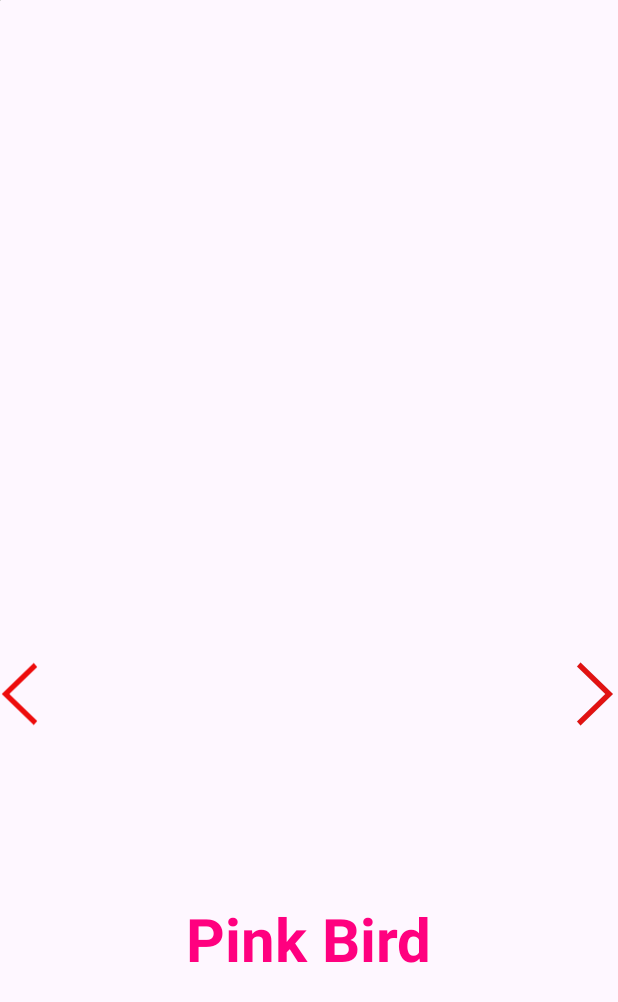
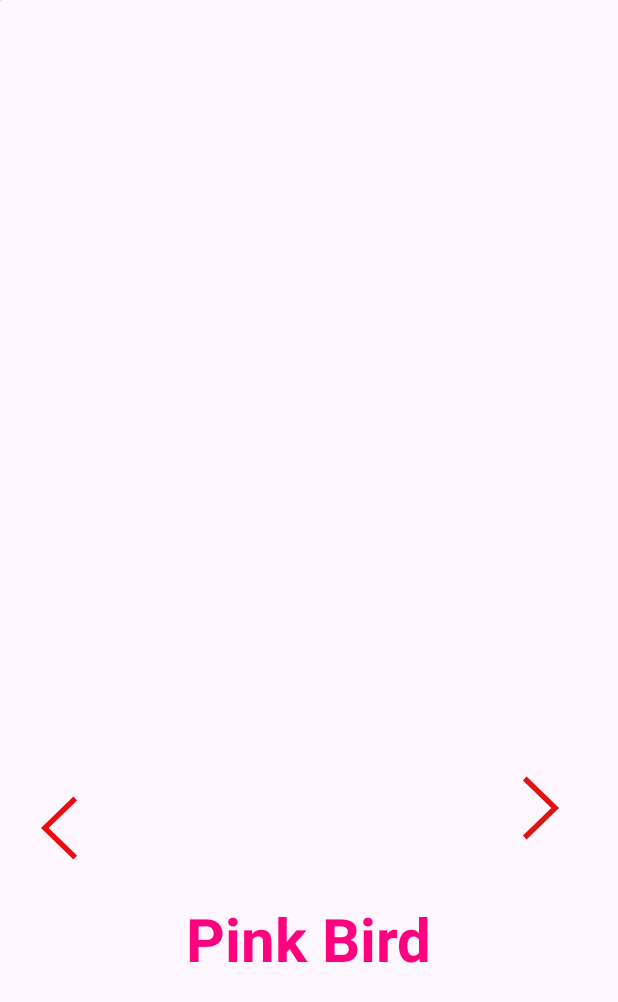
Before and after one commit to ndutta-cynthia/Android-Studio-, an Android app: the SecondBirdActivity screen opened directly, with no data from a screen before it, on a phone screen of 412 x 824 dp. Shown: the top 1002 px of the screen. Run offline under Robolectric (Android 15) with nearby library versions, the phone set to English and light mode, and no system bars; our stand-ins replace Picasso; pictures from the network do not load.

Commit message:
Added constraints

```diff
--- a/app/src/main/java/com/example/hello/SecondBirdActivity.kt
+++ b/app/src/main/java/com/example/hello/SecondBirdActivity.kt
@@ -17,12 +17,19 @@ class SecondBirdActivity : AppCompatActivity() {
         super.onCreate(savedInstanceState)
         binding = ActivitySecondBirdBinding.inflate(layoutInflater)
         setContentView(binding.root)
+
+        binding.btnPrev.setOnClickListener{
+            val intent=Intent(this,MainActivity::class.java)
+            startActivity(intent)
+        }
+
+
         binding.btnNext2.setOnClickListener {
             val intent = Intent(this, ThirdBirdActivity::class.java)
             startActivity(intent)
         }
         Picasso.get()
-            .load("https://unsplash.com/photos/blue-yellow-and-green-long-beaked-bird-on-branch-at-daytime-cXpdNdqp7eY")
+            .load("https://images.unsplash.com/photo-1555169062-013468b47731?q=80&w=1974&auto=format&fit=crop&ixlib=rb-4.0.3&ixid=M3wxMjA3fDB8MHxwaG90by1wYWdlfHx8fGVufDB8fHx8fA%3D%3D")
             .into(binding.imageView2)
     }
 }
--- a/app/src/main/res/layout/activity_second_bird.xml
+++ b/app/src/main/res/layout/activity_second_bird.xml
@@ -42,25 +42,30 @@
         android:id="@+id/btnPrev"
         android:layout_width="wrap_content"
         android:layout_height="wrap_content"
-        android:layout_marginStart="25dp"
-        android:layout_marginTop="300dp"
-        android:layout_marginBottom="200dp"
+        android:layout_marginStart="24dp"
+        android:layout_marginTop="600dp"
+        android:layout_marginEnd="350dp"
+        android:layout_marginBottom="250dp"
         app:layout_constraintBottom_toBottomOf="parent"
-        app:layout_constraintEnd_toStartOf="@+id/imageView2"
+        app:layout_constraintEnd_toEndOf="parent"
+        app:layout_constraintHorizontal_bias="0.92"
         app:layout_constraintStart_toStartOf="parent"
         app:layout_constraintTop_toBottomOf="@+id/imageView2"
+        app:layout_constraintVertical_bias="0.976"
         app:srcCompat="@drawable/left_arrow_backup_2_svgrepo_com" />
 
     <ImageView
         android:id="@+id/btnNext2"
         android:layout_width="wrap_content"
         android:layout_height="wrap_content"
-        android:layout_marginStart="380dp"
-        android:layout_marginTop="300dp"
-        android:layout_marginBottom="200dp"
+        android:layout_marginTop="70dp"
+        android:layout_marginEnd="24dp"
+        android:layout_marginBottom="80dp"
         app:layout_constraintBottom_toBottomOf="parent"
         app:layout_constraintEnd_toEndOf="parent"
-        app:layout_constraintStart_toEndOf="@+id/imageView2"
-        app:layout_constraintTop_toBottomOf="@+id/imageView2"
+        app:layout_constraintHorizontal_bias="0.989"
+        app:layout_constraintStart_toEndOf="@+id/btnPrev"
+        app:layout_constraintTop_toTopOf="parent"
+        app:layout_constraintVertical_bias="0.71000004"
         app:srcCompat="@drawable/right_arrow" />
 </androidx.constraintlayout.widget.ConstraintLayout>
--- a/app/src/main/res/layout/activity_third_bird.xml
+++ b/app/src/main/res/layout/activity_third_bird.xml
@@ -18,7 +18,7 @@
         app:layout_constraintStart_toStartOf="parent"
         app:layout_constraintTop_toTopOf="parent"
         app:layout_constraintVertical_bias="0.0"
-        app:srcCompat="@drawable/mybird" />
+        />
 
     <ImageView
         android:id="@+id/btnPrev1"
```
Also changed, not shown: app/src/main/java/com/example/hello/ThirdBirdActivity.kt (+15 -7 lines), app/src/main/java/com/example/hello/fifthBirdActivity.kt (+14 -5 lines), app/src/main/java/com/example/hello/fourthBirdActivity.kt (+16 -7 lines), app/src/main/res/layout/activity_fifth_bird.xml (+7 -3 lines), app/src/main/res/layout/activity_fourth_bird.xml (+22 -11 lines).
